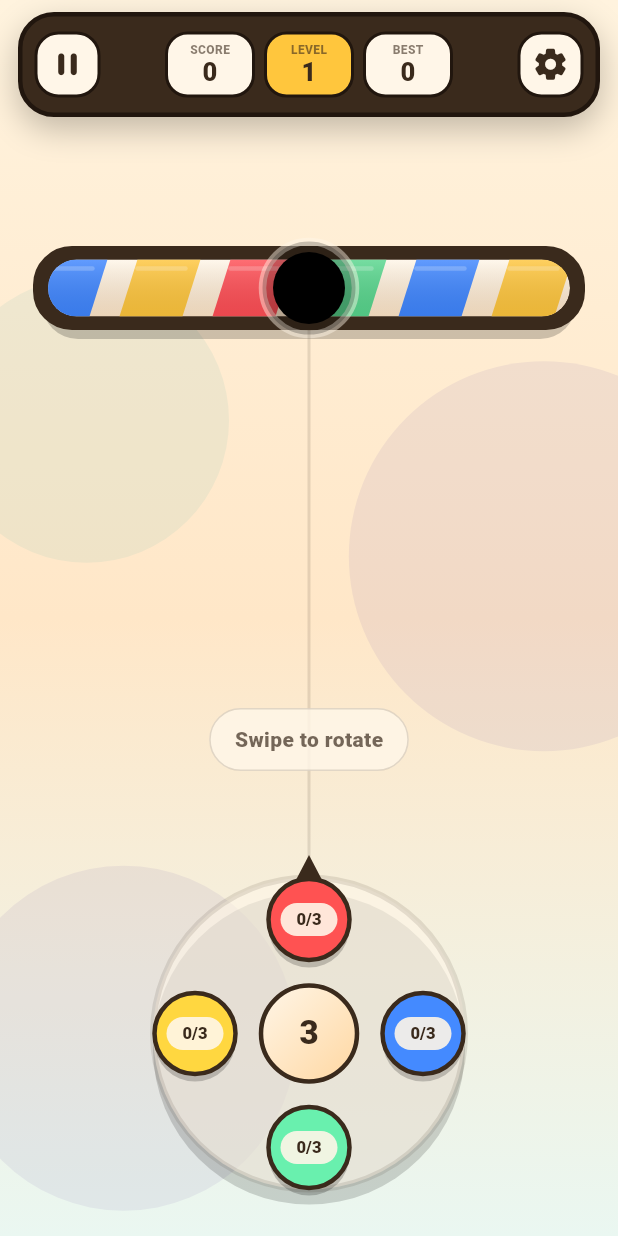
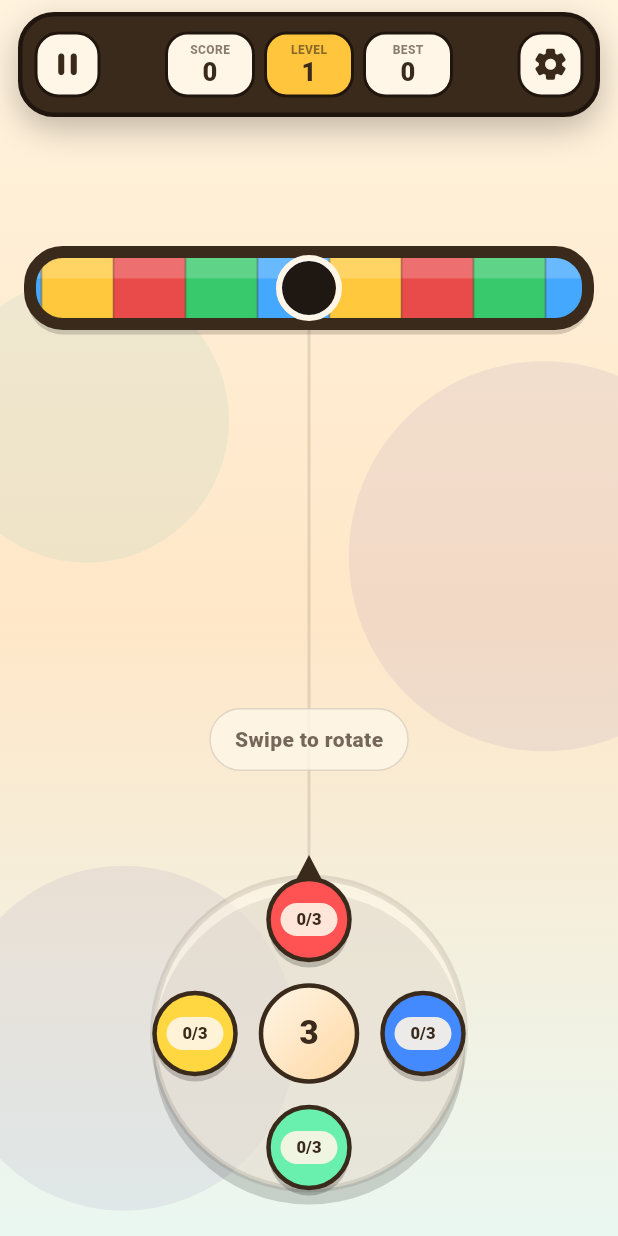
Before and after one commit to CanTurhan/conveyor_drop, a Flutter app: the screen it shows after launch, after a tap on "PLAY", on a phone screen of 412 x 824 dp. Run offline on Flutter 3.47's test engine with Material 3 defaults, Android fonts, the phone set to English and light mode, and no system bars; our stand-ins replace audioplayers, google_mobile_ads, shared_preferences.

Commit message:
Add reverse swipe obstacle and tutorial spawn rules

```diff
--- a/lib/game/conveyor_drop_controller.dart
+++ b/lib/game/conveyor_drop_controller.dart
@@ -5,10 +5,20 @@
 import '../models/falling_item.dart';
 
 class ColorMatchSpinRushController {
+  static const List<DropColorType> playableColors = [
+    DropColorType.red,
+    DropColorType.blue,
+    DropColorType.green,
+    DropColorType.yellow,
+  ];
+
   final Random _random = Random();
 
   static const int pointsPerLevel = 12;
   static const double noSpeedUpSeconds = 30;
+  static const double reverseBallStartSeconds = 60;
+  static const double reverseBallBaseCooldownSeconds = 12;
+  static const double reverseSwipeBaseDurationSeconds = 5;
 
   static const double wheelCenterBottomOffset = 135;
   static const double wheelRadius = 76;
@@ -45,6 +55,8 @@
   int _score = 0;
   int _bestScore = 0;
   int _spawnedItemCount = 0;
+  double _reverseSwipeRemainingSeconds = 0;
+  double _reverseBallCooldownSeconds = 0;
   DropColorType? _lastSpawnedColor;
   bool _useTutorialSequence = false;
   int _catchEventCount = 0;
@@ -70,6 +82,9 @@
 
   int get score => _score;
   int get bestScore => _bestScore;
+  bool get isReverseSwipeActive => _reverseSwipeRemainingSeconds > 0;
+  double get reverseSwipeRemainingSeconds =>
+      max(0.0, _reverseSwipeRemainingSeconds);
   int get catchEventCount => _catchEventCount;
   int get lives => _lives;
   int get level => (_score ~/ pointsPerLevel) + 1;
@@ -149,13 +164,27 @@
     final conveyorSpeed = _isStarted && !_isPaused && !_isGameOver
         ? 58.0
         : 18.0;
-    _conveyorOffset = (_conveyorOffset + conveyorSpeed * safeDt) % 96;
+    _conveyorOffset += conveyorSpeed * safeDt;
 
     _updateWheelAnimation(safeDt);
 
     if (!_isStarted || _isGameOver || _isPaused) return;
 
     _elapsedGameSeconds += safeDt;
+
+    if (_reverseSwipeRemainingSeconds > 0) {
+      _reverseSwipeRemainingSeconds = max(
+        0.0,
+        _reverseSwipeRemainingSeconds - safeDt,
+      );
+    }
+
+    if (_reverseBallCooldownSeconds > 0) {
+      _reverseBallCooldownSeconds = max(
+        0.0,
+        _reverseBallCooldownSeconds - safeDt,
+      );
+    }
 
     final tutorialActive = _spawnedItemCount < _tutorialSequence.length;
     final secondsAfterGrace = max(0.0, _elapsedGameSeconds - noSpeedUpSeconds);
@@ -184,7 +213,9 @@
   }
 
   void _rotateBySteps(int steps) {
-    _rotationSteps += steps;
+    final reverseAdjustedSteps = isReverseSwipeActive ? -steps : steps;
+
+    _rotationSteps += reverseAdjustedSteps;
     _targetRotation = _rotationSteps * pi / 2;
   }
 
@@ -214,6 +245,8 @@
 
     _score = 0;
     _spawnedItemCount = 0;
+    _reverseSwipeRemainingSeconds = 0;
+    _reverseBallCooldownSeconds = 0;
     _lastSpawnedColor = null;
     _spawnTimer = 0;
     _elapsedGameSeconds = 0;
@@ -222,9 +255,55 @@
     _isPaused = false;
   }
 
+  bool _shouldSpawnReverseBall() {
+    final tutorialStillActive =
+        _useTutorialSequence && _spawnedItemCount < _tutorialSequence.length;
+
+    if (tutorialStillActive) return false;
+    if (_elapsedGameSeconds < reverseBallStartSeconds) return false;
+    if (level < 3) return false;
+    if (_reverseBallCooldownSeconds > 0) return false;
+    if (isReverseSwipeActive) return false;
+
+    return _random.nextDouble() < _reverseBallChance;
+  }
+
+  double get _reverseBallChance {
+    if (_elapsedGameSeconds < reverseBallStartSeconds) {
+      return 0.0;
+    }
+
+    final levelBonus = max(0, level - 3) * 0.012;
+    final timeBonus = min(
+      0.035,
+      max(0.0, _elapsedGameSeconds - reverseBallStartSeconds) / 240 * 0.035,
+    );
+
+    return min(0.12, 0.04 + levelBonus + timeBonus);
+  }
+
+  double get _reverseBallCooldownDuration {
+    final levelReduction = max(0, level - 3) * 0.35;
+    return max(8.0, reverseBallBaseCooldownSeconds - levelReduction);
+  }
+
+  double get _reverseSwipeDuration {
+    final levelBonus = max(0, level - 3) * 0.25;
+    return min(7.0, reverseSwipeBaseDurationSeconds + levelBonus);
+  }
+
+  void _activateReverseSwipe() {
+    _reverseSwipeRemainingSeconds = _reverseSwipeDuration;
+  }
+
   DropColorType _resolveNextColor() {
     if (_useTutorialSequence && _spawnedItemCount < _tutorialSequence.length) {
       return _tutorialSequence[_spawnedItemCount];
+    }
+
+    if (_shouldSpawnReverseBall()) {
+      _reverseBallCooldownSeconds = _reverseBallCooldownDuration;
+      return DropColorType.purple;
     }
 
     final lastColor = _lastSpawnedColor;
@@ -234,7 +313,7 @@
     }
 
     if (lastColor == null) {
-      return DropColorType.values[_random.nextInt(DropColorType.values.length)];
+      return playableColors[_random.nextInt(playableColors.length)];
     }
 
     return _randomDifferentColor(lastColor);
@@ -260,7 +339,7 @@
   }
 
   DropColorType _randomDifferentColor(DropColorType currentColor) {
-    final availableColors = DropColorType.values
+    final availableColors = playableColors
         .where((color) => color != currentColor)
         .toList();
 
@@ -269,7 +348,11 @@
 
   void _spawnItem(Size size) {
     final colorType = _resolveNextColor();
-    _lastSpawnedColor = colorType;
+
+    if (colorType != DropColorType.purple) {
+      _lastSpawnedColor = colorType;
+    }
+
     _spawnedItemCount++;
 
     _items.add(
@@ -293,6 +376,12 @@
   }
 
   void _catchItem(FallingItem item) {
+    if (item.colorType == DropColorType.purple) {
+      _items.remove(item);
+      _activateReverseSwipe();
+      return;
+    }
+
     _catchEventCount++;
     _items.remove(item);
 
--- a/lib/models/drop_color_type.dart
+++ b/lib/models/drop_color_type.dart
@@ -1,6 +1,6 @@
 import 'package:flutter/material.dart';
 
-enum DropColorType { red, blue, green, yellow }
+enum DropColorType { red, blue, green, yellow, purple }
 
 extension DropColorTypeX on DropColorType {
   Color get color {
@@ -13,6 +13,8 @@
         return Colors.greenAccent;
       case DropColorType.yellow:
         return Colors.amberAccent;
+      case DropColorType.purple:
+        return const Color(0xFF9B5CFF);
     }
   }
 
@@ -26,6 +28,8 @@
         return 'Green';
       case DropColorType.yellow:
         return 'Yellow';
+      case DropColorType.purple:
+        return 'Purple';
     }
   }
 }
--- a/lib/painters/game_painter.dart
+++ b/lib/painters/game_painter.dart
@@ -20,6 +20,10 @@
     _drawDropLine(canvas, size);
     _drawItems(canvas);
     _drawWheel(canvas, size);
+
+    if (controller.isReverseSwipeActive) {
+      _drawReverseSwipeWarning(canvas, size);
+    }
   }
 
   void _drawBackground(Canvas canvas, Size size) {
@@ -62,101 +66,89 @@
   }
 
   void _drawConveyor(Canvas canvas, Size size) {
-    const top = 166.0;
-    const height = 52.0;
-    const holeY = top + 26;
+    final conveyorRect = Rect.fromLTWH(18, 166, size.width - 36, 52);
 
-    final shadowPaint = Paint()
-      ..color = const Color.fromRGBO(0, 0, 0, 0.20)
-      ..style = PaintingStyle.fill;
-
-    canvas.drawRRect(
-      RRect.fromRectAndRadius(
-        Rect.fromLTWH(28, top + 12, size.width - 56, 48),
-        const Radius.circular(24),
-      ),
-      shadowPaint,
-    );
-
-    final outerRect = RRect.fromRectAndRadius(
-      Rect.fromLTWH(24, top, size.width - 48, height),
+    final conveyorRRect = RRect.fromRectAndRadius(
+      conveyorRect,
       const Radius.circular(24),
     );
 
-    final outerPaint = Paint()
+    final shadowPaint = Paint()
+      ..color = const Color.fromRGBO(0, 0, 0, 0.16)
+      ..style = PaintingStyle.fill;
+
+    canvas.drawRRect(conveyorRRect.shift(const Offset(0, 5)), shadowPaint);
+
+    final basePaint = Paint()
       ..color = darkBrown
       ..style = PaintingStyle.fill;
 
-    canvas.drawRRect(outerRect, outerPaint);
+    canvas.drawRRect(conveyorRRect, basePaint);
 
-    final beltRect = RRect.fromRectAndRadius(
-      Rect.fromLTWH(32, top + 7, size.width - 64, height - 14),
-      const Radius.circular(19),
+    final innerRect = conveyorRect.deflate(6);
+    final innerRRect = RRect.fromRectAndRadius(
+      innerRect,
+      const Radius.circular(18),
     );
 
     canvas.save();
-    canvas.clipRRect(beltRect);
+    canvas.clipRRect(innerRRect);
 
-    final basePaint = Paint()
-      ..shader = const LinearGradient(
-        begin: Alignment.topCenter,
-        end: Alignment.bottomCenter,
-        colors: [Color(0xFFFFF6E8), Color(0xFFFFE6C8)],
-      ).createShader(beltRect.outerRect);
-
-    canvas.drawRRect(beltRect, basePaint);
-
-    final beltColors = <Color>[
-      const Color(0xFF3F86FF),
-      const Color(0xFFFFC63D),
-      const Color(0xFFFF4E55),
-      const Color(0xFF58D68D),
+    const segmentWidth = 48.0;
+    const patternColors = <Color>[
+      Color(0xFF44A8FF),
+      Color(0xFFFFC83D),
+      Color(0xFFE94B4B),
+      Color(0xFF37C96B),
     ];
 
-    const segmentWidth = 54.0;
-    const gap = 8.0;
-    final step = segmentWidth + gap;
-    final offset = controller.conveyorOffset;
+    final patternWidth = segmentWidth * patternColors.length;
+    final offset = controller.conveyorOffset % patternWidth;
 
-    for (double x = -step * 2 - offset; x < size.width + step; x += step) {
-      final colorIndex = ((x / step).floor().abs()) % beltColors.length;
+    var x = innerRect.left - offset - patternWidth;
 
-      final segmentPaint = Paint()
-        ..color = beltColors[colorIndex]
-        ..style = PaintingStyle.fill;
+    while (x < innerRect.right + patternWidth) {
+      for (final color in patternColors) {
+        final segmentRect = Rect.fromLTWH(
+          x,
+          innerRect.top,
+          segmentWidth,
+          innerRect.height,
+        );
 
-      final path = Path()
-        ..moveTo(x + 12, top + 7)
-        ..lineTo(x + segmentWidth, top + 7)
-        ..lineTo(x + segmentWidth - 12, top + height - 7)
-        ..lineTo(x, top + height - 7)
-        ..close();
+        final segmentPaint = Paint()
+          ..color = color
+          ..style = PaintingStyle.fill;
 
-      canvas.drawPath(path, segmentPaint);
+        canvas.drawRect(segmentRect, segmentPaint);
 
-      final shinePaint = Paint()
-        ..color = const Color.fromRGBO(255, 255, 255, 0.22)
-        ..strokeWidth = 3
-        ..strokeCap = StrokeCap.round;
+        final shinePaint = Paint()
+          ..color = const Color.fromRGBO(255, 255, 255, 0.20)
+          ..style = PaintingStyle.fill;
 
-      canvas.drawLine(
-        Offset(x + 12, top + 13),
-        Offset(x + segmentWidth - 10, top + 13),
-        shinePaint,
-      );
+        canvas.drawRect(
+          Rect.fromLTWH(
+            x,
+            innerRect.top,
+            segmentWidth,
+            innerRect.height * 0.34,
+          ),
+          shinePaint,
+        );
+
+        final dividerPaint = Paint()
+          ..color = const Color.fromRGBO(58, 42, 28, 0.14)
+          ..strokeWidth = 2;
+
+        canvas.drawLine(
+          Offset(x, innerRect.top),
+          Offset(x, innerRect.bottom),
+          dividerPaint,
+        );
+
+        x += segmentWidth;
+      }
     }
-
-    final overlayPaint = Paint()
-      ..shader = const LinearGradient(
-        begin: Alignment.topCenter,
-        end: Alignment.bottomCenter,
-        colors: [
-          Color.fromRGBO(255, 255, 255, 0.18),
-          Color.fromRGBO(0, 0, 0, 0.08),
-        ],
-      ).createShader(beltRect.outerRect);
-
-    canvas.drawRRect(beltRect, overlayPaint);
 
     canvas.restore();
 
@@ -165,27 +157,28 @@
       ..style = PaintingStyle.stroke
       ..strokeWidth = 4;
 
-    canvas.drawRRect(outerRect, borderPaint);
+    canvas.drawRRect(conveyorRRect, borderPaint);
+
+    final holeCenter = Offset(size.width / 2, conveyorRect.center.dy);
+
+    final holeShadowPaint = Paint()
+      ..color = const Color.fromRGBO(0, 0, 0, 0.26)
+      ..style = PaintingStyle.fill;
+
+    canvas.drawCircle(holeCenter.translate(0, 3), 19, holeShadowPaint);
+
+    final holePaint = Paint()
+      ..color = const Color(0xFF1F1712)
+      ..style = PaintingStyle.fill;
+
+    canvas.drawCircle(holeCenter, 18, holePaint);
 
     final holeRingPaint = Paint()
-      ..color = const Color.fromRGBO(255, 246, 232, 0.45)
+      ..color = cream
       ..style = PaintingStyle.stroke
-      ..strokeWidth = 5;
+      ..strokeWidth = 4;
 
-    canvas.drawCircle(Offset(size.width / 2, holeY), 31, holeRingPaint);
-
-    final holeShadowPaint = Paint()
-      ..color = const Color.fromRGBO(0, 0, 0, 0.22)
-      ..style = PaintingStyle.stroke
-      ..strokeWidth = 8;
-
-    canvas.drawCircle(Offset(size.width / 2, holeY), 27, holeShadowPaint);
-
-    final holePaint = Paint()
-      ..color = Colors.black
-      ..style = PaintingStyle.fill;
-
-    canvas.drawCircle(Offset(size.width / 2, holeY), 24, holePaint);
+    canvas.drawCircle(holeCenter, 20, holeRingPaint);
   }
 
   void _drawDropLine(Canvas canvas, Size size) {
@@ -388,6 +381,38 @@
     );
   }
 
+  void _drawReverseSwipeWarning(Canvas canvas, Size size) {
+    final rect = Rect.fromCenter(
+      center: Offset(size.width / 2, 292),
+      width: min(size.width - 48, 310),
+      height: 54,
+    );
+
+    final rrect = RRect.fromRectAndRadius(rect, const Radius.circular(22));
+
+    final bgPaint = Paint()
+      ..color = const Color(0xFF9B5CFF)
+      ..style = PaintingStyle.fill;
+
+    canvas.drawRRect(rrect, bgPaint);
+
+    final borderPaint = Paint()
+      ..color = darkBrown
+      ..style = PaintingStyle.stroke
+      ..strokeWidth = 3;
+
+    canvas.drawRRect(rrect, borderPaint);
+
+    _drawText(
+      canvas: canvas,
+      text: 'REVERSE SWIPE ${controller.reverseSwipeRemainingSeconds.ceil()}s',
+      position: rect.center,
+      fontSize: 17,
+      weight: FontWeight.w900,
+      color: cream,
+    );
+  }
+
   void _drawText({
     required Canvas canvas,
     required String text,
```
